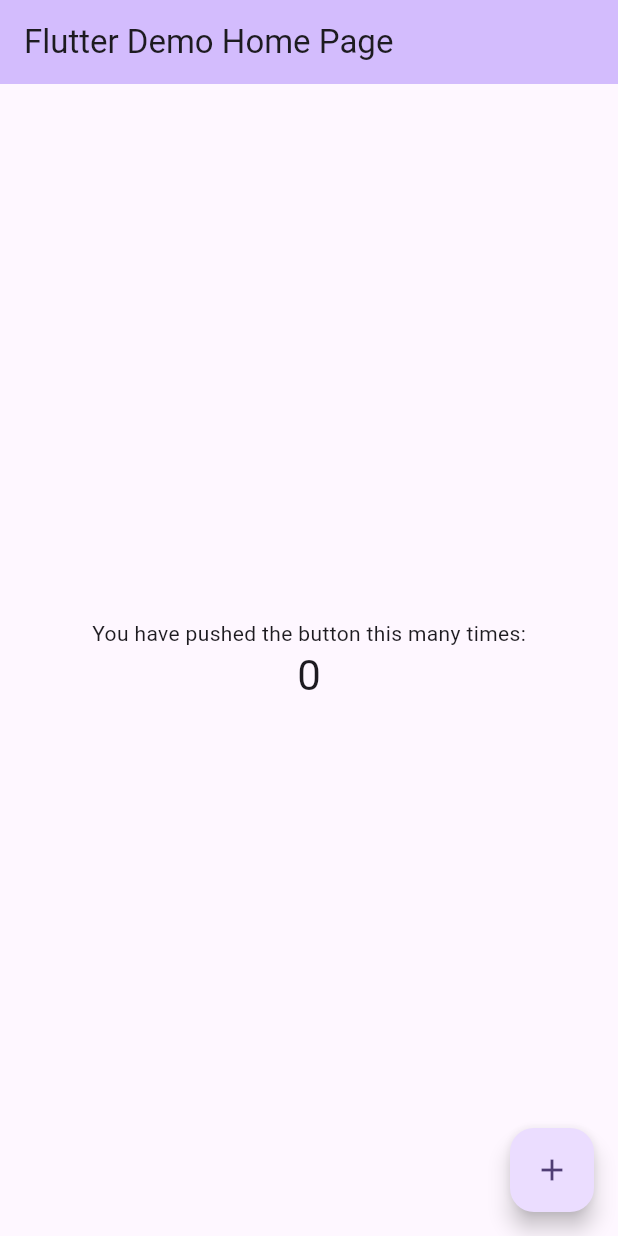
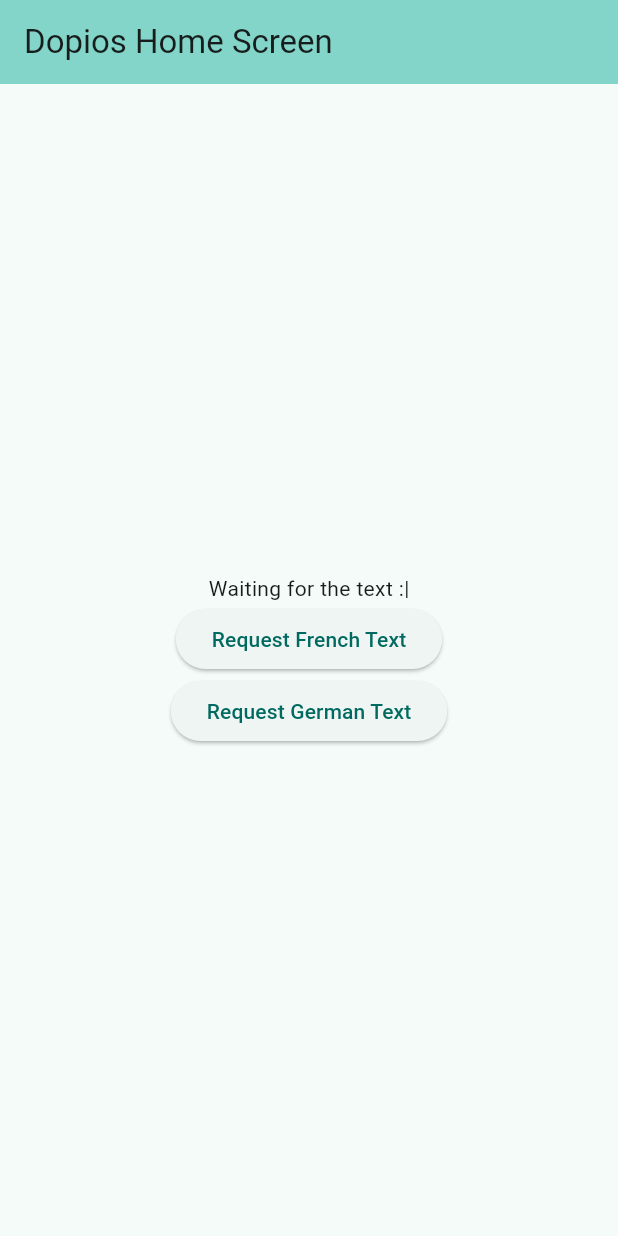
Before and after one commit to RichardWessels/penguinos, a Flutter app: the screen it shows after launch, on a phone screen of 412 x 824 dp. Run offline on Flutter 3.47's test engine with Material 3 defaults, Android fonts, the phone set to English and light mode, and no system bars.

Commit message:
Basic first version where requesting French and German text is explicitly coded and HTTP get request is made to localhost (10.0.2.2)

```diff
--- a/lib/main.dart
+++ b/lib/main.dart
@@ -1,4 +1,7 @@
+import 'dart:convert';
+
 import 'package:flutter/material.dart';
+import 'package:http/http.dart' as http;
 
 void main() {
   runApp(const MyApp());
@@ -7,46 +10,21 @@
 class MyApp extends StatelessWidget {
   const MyApp({super.key});
 
-  // This widget is the root of your application.
   @override
   Widget build(BuildContext context) {
     return MaterialApp(
-      title: 'Flutter Demo',
+      title: 'Dopios',
       theme: ThemeData(
-        // This is the theme of your application.
-        //
-        // TRY THIS: Try running your application with "flutter run". You'll see
-        // the application has a purple toolbar. Then, without quitting the app,
-        // try changing the seedColor in the colorScheme below to Colors.green
-        // and then invoke "hot reload" (save your changes or press the "hot
-        // reload" button in a Flutter-supported IDE, or press "r" if you used
-        // the command line to start the app).
-        //
-        // Notice that the counter didn't reset back to zero; the application
-        // state is not lost during the reload. To reset the state, use hot
-        // restart instead.
-        //
-        // This works for code too, not just values: Most code changes can be
-        // tested with just a hot reload.
-        colorScheme: ColorScheme.fromSeed(seedColor: Colors.deepPurple),
+        colorScheme: ColorScheme.fromSeed(seedColor: Colors.teal),
         useMaterial3: true,
       ),
-      home: const MyHomePage(title: 'Flutter Demo Home Page'),
+      home: const MyHomePage(title: 'Dopios Home Screen'),
     );
   }
 }
 
 class MyHomePage extends StatefulWidget {
   const MyHomePage({super.key, required this.title});
-
-  // This widget is the home page of your application. It is stateful, meaning
-  // that it has a State object (defined below) that contains fields that affect
-  // how it looks.
-
-  // This class is the configuration for the state. It holds the values (in this
-  // case the title) provided by the parent (in this case the App widget) and
-  // used by the build method of the State. Fields in a Widget subclass are
-  // always marked "final".
 
   final String title;
 
@@ -55,71 +33,66 @@
 }
 
 class _MyHomePageState extends State<MyHomePage> {
-  int _counter = 0;
+  String _textVal = "Waiting for the text :|";
 
-  void _incrementCounter() {
+  void _getRandomText(String language) async {
+    Uri uri = Uri.http("10.0.2.2:8000", "/api/get_random_text/${language}");
+
+    try {
+      final res = await http.get(uri);
+
+      if (res.statusCode >= 400) {
+        print("ERROR");
+        return;
+      }
+
+      Map<String, dynamic> llmTextItem =
+          json.decode(utf8.decode(res.bodyBytes));
+      print(llmTextItem["text"]);
       setState(() {
-      // This call to setState tells the Flutter framework that something has
-      // changed in this State, which causes it to rerun the build method below
-      // so that the display can reflect the updated values. If we changed
-      // _counter without calling setState(), then the build method would not be
-      // called again, and so nothing would appear to happen.
-      _counter++;
+        _textVal = llmTextItem["text"];
       });
+      // print(_textVal);
+    } catch (error) {
+      print(error);
+    }
   }
 
   @override
   Widget build(BuildContext context) {
-    // This method is rerun every time setState is called, for instance as done
-    // by the _incrementCounter method above.
-    //
-    // The Flutter framework has been optimized to make rerunning build methods
-    // fast, so that you can just rebuild anything that needs updating rather
-    // than having to individually change instances of widgets.
     return Scaffold(
       appBar: AppBar(
-        // TRY THIS: Try changing the color here to a specific color (to
-        // Colors.amber, perhaps?) and trigger a hot reload to see the AppBar
-        // change color while the other colors stay the same.
         backgroundColor: Theme.of(context).colorScheme.inversePrimary,
-        // Here we take the value from the MyHomePage object that was created by
-        // the App.build method, and use it to set our appbar title.
         title: Text(widget.title),
       ),
-      body: Center(
-        // Center is a layout widget. It takes a single child and positions it
-        // in the middle of the parent.
+      body: Padding(
+        padding: const EdgeInsets.symmetric(
+          vertical: 16,
+          horizontal: 16,
+        ),
+        child: Center(
           child: Column(
-          // Column is also a layout widget. It takes a list of children and
-          // arranges them vertically. By default, it sizes itself to fit its
-          // children horizontally, and tries to be as tall as its parent.
-          //
-          // Column has various properties to control how it sizes itself and
-          // how it positions its children. Here we use mainAxisAlignment to
-          // center the children vertically; the main axis here is the vertical
-          // axis because Columns are vertical (the cross axis would be
-          // horizontal).
-          //
-          // TRY THIS: Invoke "debug painting" (choose the "Toggle Debug Paint"
-          // action in the IDE, or press "p" in the console), to see the
-          // wireframe for each widget.
             mainAxisAlignment: MainAxisAlignment.center,
             children: <Widget>[
-            const Text(
-              'You have pushed the button this many times:',
+              Text(
+                _textVal,
               ),
-            Text(
-              '$_counter',
-              style: Theme.of(context).textTheme.headlineMedium,
+              ElevatedButton(
+                onPressed: () {
+                  _getRandomText("french");
+                },
+                child: const Text("Request French Text"),
+              ),
+              ElevatedButton(
+                onPressed: () {
+                  _getRandomText("german");
+                },
+                child: const Text("Request German Text"),
               ),
             ],
           ),
         ),
-      floatingActionButton: FloatingActionButton(
-        onPressed: _incrementCounter,
-        tooltip: 'Increment',
-        child: const Icon(Icons.add),
-      ), // This trailing comma makes auto-formatting nicer for build methods.
+      ),
     );
   }
 }
--- a/pubspec.yaml
+++ b/pubspec.yaml
@@ -35,6 +35,7 @@ dependencies:
   # The following adds the Cupertino Icons font to your application.
   # Use with the CupertinoIcons class for iOS style icons.
   cupertino_icons: ^1.0.6
+  http: ^1.2.1
 
 dev_dependencies:
   flutter_test:
```
Also changed, not shown: pubspec.lock. Lines whose indentation alone changed are shown as unchanged.
